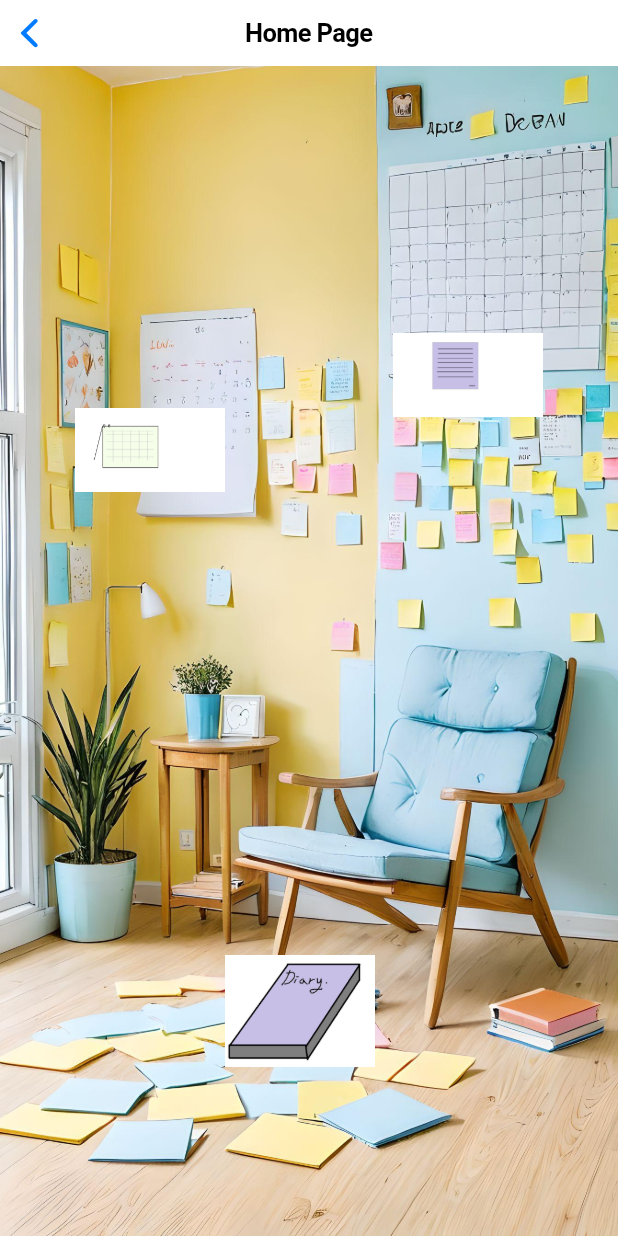
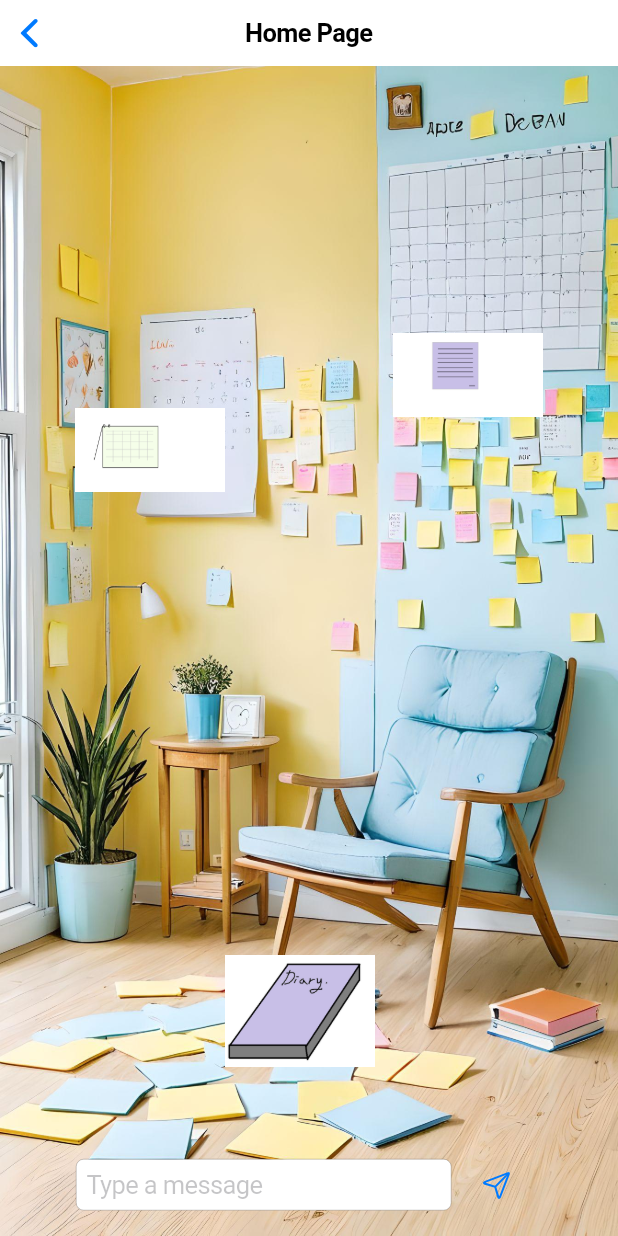
Before and after one commit to Techy2024/Techy, a Flutter app: the HomePage screen opened directly, on a phone screen of 412 x 824 dp. Run offline on Flutter 3.47's test engine with Material 3 defaults, Android fonts, the phone set to English and light mode, and no system bars; missing offline and left inert: flutter_3d_controller.

Commit message:
feat: 串ollama使用llama

```diff
--- a/lib/src/views/HomePage.dart
+++ b/lib/src/views/HomePage.dart
@@ -1,12 +1,31 @@
 import 'package:flutter/cupertino.dart';
 import 'package:flutter/material.dart';
+import 'package:http/http.dart' as http;
+import 'dart:convert';
+import '../api/ollama_llama3.dart';
 
-class HomePage extends StatelessWidget {
-  void _navigateToNewPage(BuildContext context, String pageName) {
-    Navigator.push(
-      context,
-      CupertinoPageRoute(builder: (context) => NewPage(pageName: pageName)),
-    );
+class HomePage extends StatefulWidget {
+  @override
+  _HomePageState createState() => _HomePageState();
+}
+
+class _HomePageState extends State<HomePage> {
+  final TextEditingController _controller = TextEditingController();
+  String? _apiResponse; // API 的回應
+  final OllamaApiService apiService = OllamaApiService();
+  void _sendMessage(BuildContext context) async {
+    print("Sending message...");
+    final message = _controller.text;
+    if (message.isNotEmpty) {
+      // 调用 API 并获得结果
+      final response = await apiService.generateText(message);
+      setState(() {
+        _apiResponse = response; // 直接將 API 返回的內容設置為回應
+        print('_apiResponse: $_apiResponse');
+
+      });
+      _controller.clear(); // 发送后清空输入框
+    }
   }
 
   @override
@@ -25,7 +44,25 @@ class HomePage extends StatelessWidget {
               ),
             ),
           ),
-          // todo:  做成透明的點擊框
+          // 顯示 API 回應的框
+          if (_apiResponse != null)
+            Positioned(
+              top: 100,
+              left: 20,
+              right: 20,
+              child: Container(
+                padding: const EdgeInsets.all(10),
+                decoration: BoxDecoration(
+                  color: Colors.white.withOpacity(0.8),
+                  borderRadius: BorderRadius.circular(10),
+                ),
+                child: Text(
+                  _apiResponse!,
+                  style: TextStyle(color: Colors.black, fontSize: 16),
+                ),
+              ),
+            ),
+          // 顯示圖片按鈕並導航
           Positioned(
             top: 200,
             right: 50,
@@ -46,12 +83,43 @@ class HomePage extends StatelessWidget {
             bottom: 100,
             left: 150,
             child: GestureDetector(
-              onTap: () => _navigateToNewPage(context, 'diary'),
+              onTap: () => _navigateToNewPage(context, 'Diary'),
               child: Image.asset('assets/image/diary.png', width: 100, height: 100),
+            ),
+          ),
+          // 底部输入框和发送按钮
+          Align(
+            alignment: Alignment.bottomCenter,
+            child: Padding(
+              padding: const EdgeInsets.all(8.0),
+              child: Row(
+                mainAxisAlignment: MainAxisAlignment.center, // 水平居中对齐
+                children: [
+                  SizedBox(
+                    width: 250,
+                    child: CupertinoTextField(
+                      controller: _controller,
+                      placeholder: "Type a message",
+                      onSubmitted: (value) => _sendMessage(context),
+                    ),
+                  ),
+                  CupertinoButton(
+                    child: Icon(CupertinoIcons.paperplane),
+                    onPressed: () => _sendMessage(context),
+                  ),
+                ],
+              ),
             ),
           ),
         ],
       ),
+    );
+  }
+
+  void _navigateToNewPage(BuildContext context, String pageName) {
+    Navigator.push(
+      context,
+      CupertinoPageRoute(builder: (context) => NewPage(pageName: pageName)),
     );
   }
 }
--- a/pubspec.yaml
+++ b/pubspec.yaml
@@ -17,6 +17,7 @@ dependencies:
   provider: ^6.1.2
   shrine_images: ^2.0.2
   flutter_3d_controller: ^1.3.1
+  http: ^1.2.2
 
 dev_dependencies:
   flutter_test:
```
Also changed, not shown: lib/src/api/ollama_llama3.dart (added, +37 -0 lines), pubspec.lock.
